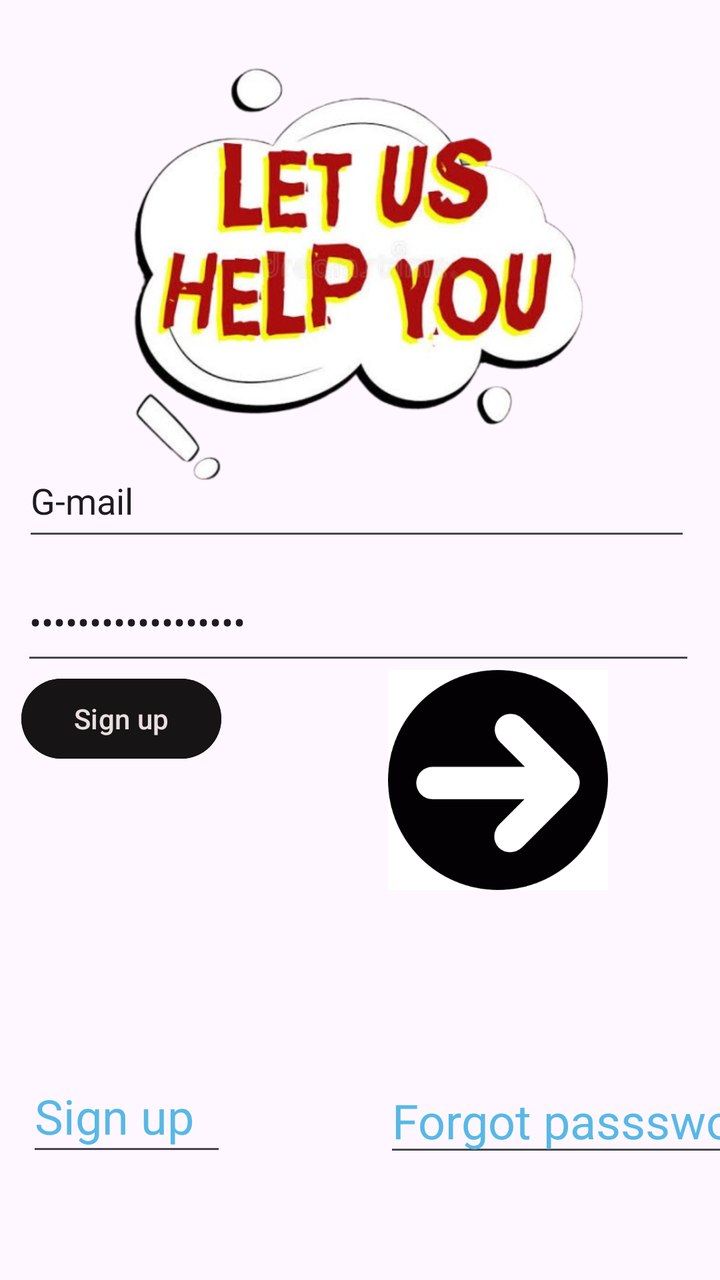
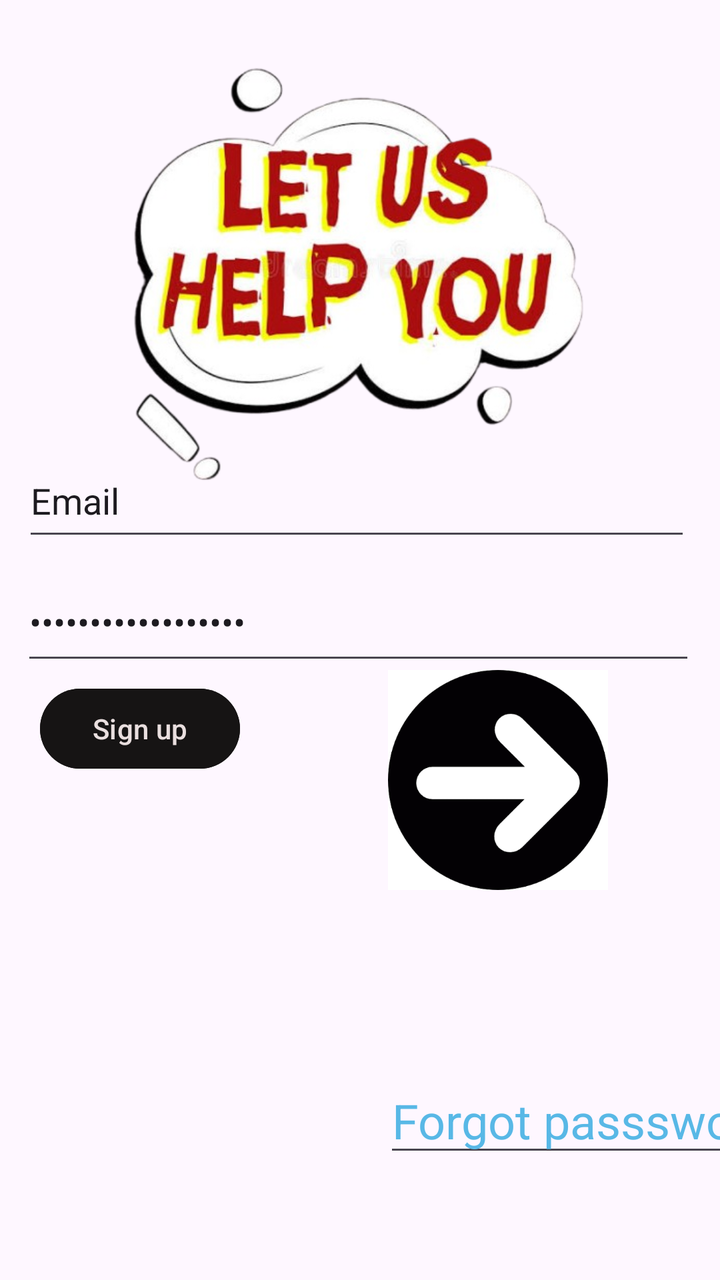

Two renders of the same Android screen: before a commit and after it. Below are the layout's source before the change and the commit's diff.
<!-- AndroidManifest.xml: application theme Theme.MyApplication -->
<!-- res/layout/activity_login.xml -->
<?xml version="1.0" encoding="utf-8"?>
<androidx.constraintlayout.widget.ConstraintLayout xmlns:android="http://schemas.android.com/apk/res/android"
    xmlns:app="http://schemas.android.com/apk/res-auto"
    xmlns:tools="http://schemas.android.com/tools"
    android:id="@+id/main"
    android:layout_width="match_parent"
    android:layout_height="match_parent"
    android:backgroundTintMode="add"
    android:visibility="visible"
    tools:context=".Login"
    tools:visibility="visible">

    <EditText
        android:id="@+id/editTextText"
        android:layout_width="100dp"
        android:layout_height="53dp"
        android:ems="10"
        android:inputType="text"
        android:text="Sign up"
        android:textColor="#58b8E6"
        android:textSize="24dp"
        app:layout_constraintBottom_toBottomOf="parent"
        app:layout_constraintEnd_toEndOf="parent"
        app:layout_constraintHorizontal_bias="0.051"
        app:layout_constraintStart_toStartOf="parent"
        app:layout_constraintTop_toTopOf="parent"
        app:layout_constraintVertical_bias="0.903" />

    <EditText
        android:id="@+id/editTextText2"
        android:layout_width="200dp"
        android:layout_height="49dp"
        android:layout_marginStart="192dp"
        android:ems="10"
        android:inputType="text"
        android:text="Forgot passsword"
        android:textColor="#58B8E6"
        android:textSize="24sp"
        app:layout_constraintBottom_toBottomOf="parent"
        app:layout_constraintStart_toStartOf="parent"
        app:layout_constraintTop_toTopOf="parent"
        app:layout_constraintVertical_bias="0.904" />

    <ImageView
        android:id="@+id/imageView13"
        android:layout_width="170dp"
        android:layout_height="110dp"
        app:layout_constraintBottom_toBottomOf="parent"
        app:layout_constraintEnd_toEndOf="parent"
        app:layout_constraintHorizontal_bias="0.863"
        app:layout_constraintStart_toStartOf="parent"
        app:layout_constraintTop_toTopOf="parent"
        app:layout_constraintVertical_bias="0.632"
        app:srcCompat="@drawable/images__5_" />


    <ImageView
        android:id="@+id/imageView15"
        android:layout_width="286dp"
        android:layout_height="259dp"
        app:layout_constraintEnd_toEndOf="parent"
        app:layout_constraintHorizontal_bias="0.496"
        app:layout_constraintStart_toStartOf="parent"
        app:layout_constraintTop_toTopOf="parent"
        app:srcCompat="@drawable/images_removebg_preview" />

    <Button
        android:id="@+id/button"
        android:layout_width="100dp"
        android:layout_height="48dp"
        android:backgroundTint="#161414"
        android:text="Sign up"
         android:textColor="#E9DFDF"
       app:layout_constraintBottom_toTopOf="@+id/editTextText"
        app:layout_constraintEnd_toStartOf="@+id/imageView13"
        app:layout_constraintHorizontal_bias="0.166"
        app:layout_constraintStart_toStartOf="parent"
        app:layout_constraintTop_toTopOf="parent"
        app:layout_constraintVertical_bias="0.696" />

    <EditText
        android:id="@+id/editTextTextEmailAddress2"
        android:layout_width="334dp"
        android:layout_height="53dp"
        android:ems="10"
        android:inputType="textEmailAddress"
        android:text="G-mail"
        app:layout_constraintBottom_toTopOf="@+id/editTextTextPassword"
        app:layout_constraintEnd_toEndOf="parent"
        app:layout_constraintHorizontal_bias="0.441"
        app:layout_constraintStart_toStartOf="parent"
        app:layout_constraintTop_toTopOf="@+id/imageView15"
        app:layout_constraintVertical_bias="0.974" />

    <EditText
        android:id="@+id/editTextTextPassword"
        android:layout_width="337dp"
        android:layout_height="56dp"
        android:ems="10"
        android:inputType="textPassword"
        android:text="TamayopauPassword
"
        app:layout_constraintBottom_toBottomOf="parent"
        app:layout_constraintEnd_toEndOf="parent"
        app:layout_constraintHorizontal_bias="0.459"
        app:layout_constraintStart_toStartOf="parent"
        app:layout_constraintTop_toTopOf="@+id/imageView15"
        app:layout_constraintVertical_bias="0.482" />

</androidx.constraintlayout.widget.ConstraintLayout>
<!-- resources referenced by this layout -->
<resources>
  <!-- drawable images__5_: png bitmap (drawable, 7334 bytes) -->
  <!-- drawable images_removebg_preview: png bitmap (drawable, 208215 bytes) -->
  <style name="Theme.MyApplication" parent="Base.Theme.MyApplication" />
  <style name="Base.Theme.MyApplication" parent="Theme.Material3.DayNight.NoActionBar">
          
          
      </style>
</resources>

<!-- the commit's change to res/layout/activity_login.xml (unified diff, before → after) -->
@@ -9,22 +9,6 @@
     android:visibility="visible"
     tools:context=".Login"
     tools:visibility="visible">
-
-    <EditText
-        android:id="@+id/editTextText"
-        android:layout_width="100dp"
-        android:layout_height="53dp"
-        android:ems="10"
-        android:inputType="text"
-        android:text="Sign up"
-        android:textColor="#58b8E6"
-        android:textSize="24dp"
-        app:layout_constraintBottom_toBottomOf="parent"
-        app:layout_constraintEnd_toEndOf="parent"
-        app:layout_constraintHorizontal_bias="0.051"
-        app:layout_constraintStart_toStartOf="parent"
-        app:layout_constraintTop_toTopOf="parent"
-        app:layout_constraintVertical_bias="0.903" />
 
     <EditText
         android:id="@+id/editTextText2"
@@ -70,13 +54,13 @@
         android:layout_height="48dp"
         android:backgroundTint="#161414"
         android:text="Sign up"
-         android:textColor="#E9DFDF"
-       app:layout_constraintBottom_toTopOf="@+id/editTextText"
+        android:textColor="#E9DFDF"
+        app:layout_constraintBottom_toBottomOf="parent"
         app:layout_constraintEnd_toStartOf="@+id/imageView13"
-        app:layout_constraintHorizontal_bias="0.166"
+        app:layout_constraintHorizontal_bias="0.314"
         app:layout_constraintStart_toStartOf="parent"
         app:layout_constraintTop_toTopOf="parent"
-        app:layout_constraintVertical_bias="0.696" />
+        app:layout_constraintVertical_bias="0.575" />
 
     <EditText
         android:id="@+id/editTextTextEmailAddress2"
@@ -84,7 +68,7 @@
         android:layout_height="53dp"
         android:ems="10"
         android:inputType="textEmailAddress"
-        android:text="G-mail"
+        android:text="Email"
         app:layout_constraintBottom_toTopOf="@+id/editTextTextPassword"
         app:layout_constraintEnd_toEndOf="parent"
         app:layout_constraintHorizontal_bias="0.441"
